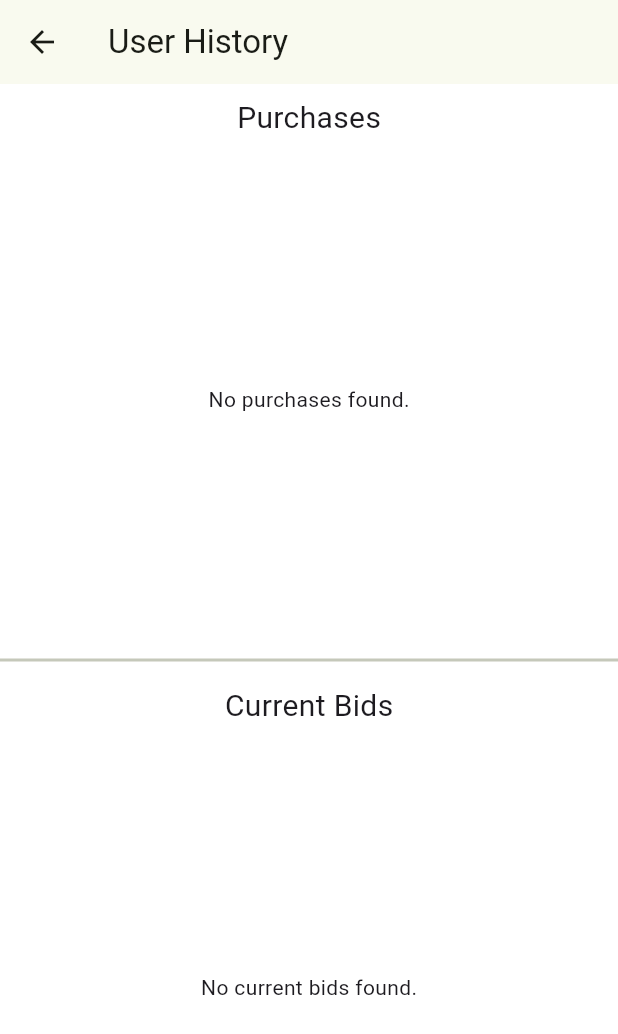
After one commit to sosowaleed/mozayed_app, a Flutter app: the UserHistoryScreen screen opened directly, on a phone screen of 412 x 824 dp. The commit adds this screen. Shown: the top 1034 px of the screen. Run offline on Flutter 3.47's test engine with Material 3 defaults, Android fonts, the phone set to English and light mode, and no system bars; drawn by our look-alikes of auto_size_text; our stand-ins replace cloud_firestore, faker, firebase_auth, firebase_core, firebase_storage, flutter_map and 7 more; accounts and stored records are empty; generated files the repository leaves out were written again.

Commit message:
feat: add user history, bid tracking, and order processing
This commit introduces several new features to enhance user experience, including a user history screen, bid tracking, order processing, and various UI/UX improvements.

- Implemented `UserHistoryScreen` to display user's purchase history and current bids.
- Added `ordersProvider` and `bidsProvider` to manage order and bid data streams.
- Modified `ListingDetailsScreen` to improve bid placement confirmation.
- Updated `HomeScreen` to navigate to `UserHistoryScreen`.
- Implemented bid history tracking and display in `UserHistoryScreen`.
- Added logic to `CartScreen` to process orders, update or remove listings, and clear the cart after checkout.
- Modified `EditListingScreen` and `SellScreen` to manage sale type (Buy Now/Bid) and bid end times.
- Improved UI in `SellScreen` for better image management.
- Updated `user_listing_screen.dart` to include `Sale Type` as a trailing text of the listing.
- Added logic to update the highest bid in the backend.
- Implemented filtering of bids and orders to show the logged user only his bids/orders.
- Fixed a bug where you could change the listing from "bid" to "buy now" when it was only supposed to be the opposite.
- Added the ability to send a notification if the user didnt choose a bid end time.
- Added an option to not display the appbar in `sell_screen` if it has no back button.
- Changed the background colors of the screens to be white.
- Added a title to the `sell_screen` appbar.

```diff
--- /dev/null
+++ b/lib/providers/bids_provider.dart
@@ -0,0 +1,43 @@
+import 'package:cloud_firestore/cloud_firestore.dart';
+import 'package:flutter_riverpod/flutter_riverpod.dart';
+import 'package:mozayed_app/providers/user_and_auth_provider.dart';
+
+final bidsProvider = StreamProvider<List<Map<String, dynamic>>>((ref) {
+  final userDataAsync = ref.watch(userDataProvider);
+
+  // If user data isn't ready, return an empty stream.
+  if (userDataAsync.asData == null ||
+      userDataAsync.asData!.value == null ||
+      userDataAsync.asData!.value?["id"] == null) {
+    return Stream.value([]);
+  }
+
+  final userId = userDataAsync.asData!.value!["id"];
+
+  // Listen to real-time updates in the "bids" collection.
+  return FirebaseFirestore.instance
+      .collection("bids")
+      .snapshots()
+      .map((snapshot) {
+    // Map each document into its data.
+    final allBids = snapshot.docs.map((doc) => doc.data()).toList();
+
+    // Filter documents client-side.
+    final userBids = allBids.where((bidData) {
+      bool inHistory = false;
+      if (bidData["bidHistory"] is List) {
+        final history = bidData["bidHistory"] as List<dynamic>;
+        inHistory = history.any((entry) {
+          if (entry is Map<String, dynamic>) {
+            return entry["bidderId"] == userId;
+          }
+          return false;
+        });
+      }
+      bool isHighestBidder = bidData["currentHighestBidderId"] == userId;
+      return inHistory || isHighestBidder;
+    }).toList();
+
+    return userBids;
+  });
+});
--- a/lib/providers/listing_provider.dart
+++ b/lib/providers/listing_provider.dart
@@ -34,6 +34,7 @@ class ListingsNotifier extends StateNotifier<AsyncValue<List<ListingItem>>> {
             .set({
           'listingId': listing.id,
           'ownerId': listing.ownerId,
+          'startingBid': listing.startingBid,
           'bidEndTime': listing.bidEndTime?.toIso8601String(),
           'currentHighestBid': listing.startingBid ?? listing.price,
           'currentHighestBidderId': null,
--- /dev/null
+++ b/lib/providers/orders_provider.dart
@@ -0,0 +1,23 @@
+import 'package:cloud_firestore/cloud_firestore.dart';
+import 'package:flutter_riverpod/flutter_riverpod.dart';
+import 'package:mozayed_app/providers/user_and_auth_provider.dart';
+
+final ordersProvider = StreamProvider<List<Map<String, dynamic>>>((ref) {
+  final userDataAsync = ref.watch(userDataProvider);
+
+  // If user data isn't available yet, return an empty stream.
+  if (userDataAsync.asData == null ||
+      userDataAsync.asData!.value == null ||
+      userDataAsync.asData!.value?["id"] == null) {
+    return Stream.value([]);
+  }
+
+  final userId = userDataAsync.asData!.value!["id"];
+
+  // Listen to real-time updates in the "orders" collection for the current user.
+  return FirebaseFirestore.instance
+      .collection("orders")
+      .where("userId", isEqualTo: userId)
+      .snapshots()
+      .map((snapshot) => snapshot.docs.map((doc) => doc.data()).toList());
+});
--- a/lib/screens/listing_details_screen.dart
+++ b/lib/screens/listing_details_screen.dart
@@ -6,6 +6,7 @@ import 'package:mozayed_app/models/user_model.dart';
 import 'package:mozayed_app/providers/cart_provider.dart';
 import 'package:mozayed_app/providers/listing_provider.dart';
 import 'package:mozayed_app/providers/user_and_auth_provider.dart';
+import 'package:cloud_firestore/cloud_firestore.dart';
 
 class ListingDetailsScreen extends ConsumerStatefulWidget {
   final ListingItem listingItem;
@@ -122,7 +123,7 @@ class _ListingDetailsScreenState extends ConsumerState<ListingDetailsScreen> {
           SnackBar(
               content:
                   Text("Bid of \$${enteredBid.toStringAsFixed(2)} placed!"),
-            duration: const Duration(seconds: 2),),
+            duration: const Duration(seconds: 1),),
         );
         // Clear the bid input.
         _bidController.clear();
--- /dev/null
+++ b/lib/screens/user_history_screen.dart
@@ -0,0 +1,186 @@
+import 'package:auto_size_text/auto_size_text.dart';
+import 'package:flutter/material.dart';
+import 'package:flutter_riverpod/flutter_riverpod.dart';
+import 'package:mozayed_app/providers/listing_provider.dart';
+import 'package:mozayed_app/providers/orders_provider.dart';
+import 'package:mozayed_app/providers/bids_provider.dart';
+import 'package:mozayed_app/screens/listing_details_screen.dart';
+
+class UserHistoryScreen extends ConsumerStatefulWidget {
+  const UserHistoryScreen({super.key});
+
+  @override
+  ConsumerState createState() => _UserHistoryScreenState();
+}
+
+class _UserHistoryScreenState extends ConsumerState<UserHistoryScreen> {
+
+  @override
+  Widget build(BuildContext context) {
+    // Watch the listings provider.
+    final listingsAsync = ref.watch(listingsProvider);
+    // Watch the orders and bids providers.
+    final ordersAsync = ref.watch(ordersProvider);
+    final bidsAsync = ref.watch(bidsProvider);
+
+    return Scaffold(
+      backgroundColor: Colors.white,
+      appBar: AppBar(
+        title: const AutoSizeText('User History'),
+      ),
+      body: listingsAsync.when(
+        loading: () => const Center(child: CircularProgressIndicator()),
+        error: (error, stack) =>
+            Center(child: AutoSizeText("Error loading listings: $error")),
+        data: (allListings) {
+          // Build the UI once listings are loaded.
+          return Column(
+            children: [
+              // Purchases Section.
+              const Padding(
+                padding: EdgeInsets.all(8.0),
+                child: AutoSizeText("Purchases", style: TextStyle(fontSize: 20)),
+              ),
+              Expanded(
+                child: ordersAsync.when(
+                  loading: () => const Center(child: CircularProgressIndicator()),
+                  error: (error, stack) =>
+                      Center(child: AutoSizeText("Error loading orders: $error")),
+                  data: (orders) {
+                    // Flatten all purchased items from each order's "items" array.
+                    final List<Map<String, dynamic>> purchasedOrders = [];
+                    for (var order in orders) {
+                      if (order["items"] is List) {
+                        for (var item in order["items"]) {
+                          if (item is Map && item.containsKey("listingId")) {
+                            purchasedOrders.add({
+                              "listingId": item["listingId"].toString(),
+                              "quantity": item["quantity"] ?? 1,
+                              "orderDate": order["orderTime"],
+                            });
+                          }
+                        }
+                      }
+                    }
+
+                    final purchasedIds = purchasedOrders
+                        .map((order) => order["listingId"])
+                        .toSet();
+                    final purchasedSet = purchasedIds.toSet();
+                    final purchasedListings = allListings
+                        .where((listing) => purchasedSet.contains(listing.id))
+                        .toList();
+                    if (purchasedListings.isEmpty) {
+                      return const Center(child: AutoSizeText("No purchases found."));
+                    }
+                    return ListView.builder(
+                      itemCount: purchasedListings.length,
+                      itemBuilder: (context, index) {
+                        final listing = purchasedListings[index];
+                        //get the data needed from the current purchase order.
+                        final currentOrder = purchasedOrders.firstWhere((order) => order["listingId"] == listing.id);
+                        return ListTile(
+                          leading: listing.image.isNotEmpty
+                              ? Image.network(
+                            listing.image.first,
+                            width: 50,
+                            height: 50,
+                            fit: BoxFit.cover,
+                          )
+                              : const Icon(Icons.image),
+                          title: AutoSizeText(listing.title),
+                          subtitle: AutoSizeText(
+                              "\$${listing.price.toStringAsFixed(2)} | Ordered Qty: ${currentOrder["quantity"]} | Ordered on: ${currentOrder["orderDate"]}"),
+                          onTap: () {
+                            Navigator.push(
+                              context,
+                              MaterialPageRoute(
+                                builder: (context) =>
+                                    ListingDetailsScreen(listingItem: listing),
+                              ),
+                            );
+                          },
+                        );
+                      },
+                    );
+                  },
+                ),
+              ),
+              const Divider(thickness: 2),
+              // Current Bids Section.
+              const Padding(
+                padding: EdgeInsets.all(8.0),
+                child: AutoSizeText("Current Bids", style: TextStyle(fontSize: 20)),
+              ),
+              Expanded(
+                child: bidsAsync.when(
+                  loading: () => const Center(child: CircularProgressIndicator()),
+                  error: (error, stack) =>
+                      Center(child: AutoSizeText("Error loading bids: $error")),
+                  data: (bidDocs) {
+                    // Extract listing IDs from bid documents.
+                    final bidIds = bidDocs
+                        .map<String>((bid) => bid["listingId"].toString())
+                        .toSet()
+                        .toList();
+                    final bidListings = allListings
+                        .where((listing) => bidIds.contains(listing.id))
+                        .toList();
+                    if (bidListings.isEmpty) {
+                      return const Center(child: AutoSizeText("No current bids found."));
+                    }
+                    return ListView.builder(
+                      itemCount: bidListings.length,
+                      itemBuilder: (context, index) {
+                        final listing = bidListings[index];
+                        return ListTile(
+                          subtitle: bidsAsync.when(
+                            loading: () => const Center(child: CircularProgressIndicator()),
+                            error: (error, stack) =>
+                                Center(child: AutoSizeText("Error loading bids: $error")),
+                            data: (bidDocs) {
+                              final userBidHistory = bidDocs.firstWhere(
+                                      (bid) => bid["listingId"].toString() == listing.id,
+                                  orElse: () => {"bidHistory": []})["bidHistory"] as List<dynamic>;
+
+                              final userBid = userBidHistory.last["bidAmount"];
+                              return AutoSizeText(
+                                  "Your Bid: \$$userBid "
+                                      "Current Highest Bid: \$${(listing.currentHighestBid ?? listing.startingBid ?? listing.price).toStringAsFixed(2)} | "
+                                      "End Date: ${listing.bidEndTime}");
+                            },
+                          ),
+
+
+
+                          leading: listing.image.isNotEmpty
+                              ? Image.network(
+                            listing.image.first,
+                            width: 50,
+                            height: 50,
+                            fit: BoxFit.cover,
+                          )
+                              : const Icon(Icons.image),
+                          title: AutoSizeText(listing.title),
+                          onTap: () {
+                            Navigator.push(
+                              context,
+                              MaterialPageRoute(
+                                builder: (context) =>
+                                    ListingDetailsScreen(listingItem: listing),
+                              ),
+                            );
+                          },
+                        );
+                      },
+                    );
+                  },
+                ),
+              ),
+            ],
+          );
+        },
+      ),
+    );
+  }
+}
--- a/lib/screens/user_listing_screen.dart
+++ b/lib/screens/user_listing_screen.dart
@@ -34,12 +34,13 @@ class MyListingsScreen extends ConsumerWidget {
                     : const Icon(Icons.image),
                 title: Text(listing.title),
                 subtitle: Text("\$${listing.price.toStringAsFixed(2)}"),
+                trailing: Text("Sale Type: ${listing.saleType.name}"),
                 onTap: () {
                   // Navigate to the EditListingScreen with this listing's data.
                   Navigator.push(
                     context,
                     MaterialPageRoute(
-                      builder: (context) => const SellScreen(showBackButton: true),
+                      builder: (context) => EditListingScreen(listing: listing,),
                     ),
                   );
                 },
```
Also changed, not shown: lib/screens/cart_screen.dart (+34 -9 lines), lib/screens/edit_listing_screen.dart (+24 -10 lines), lib/screens/home_screen.dart (+14 -6 lines), lib/screens/sell_screen.dart (+65 -27 lines).
